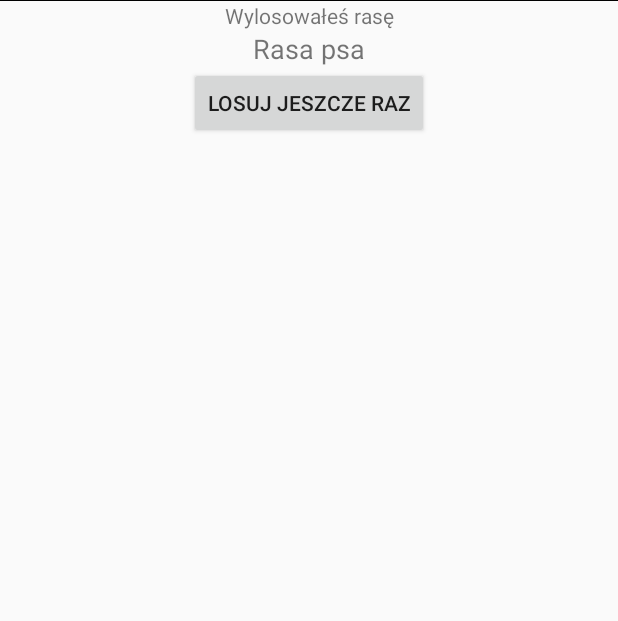
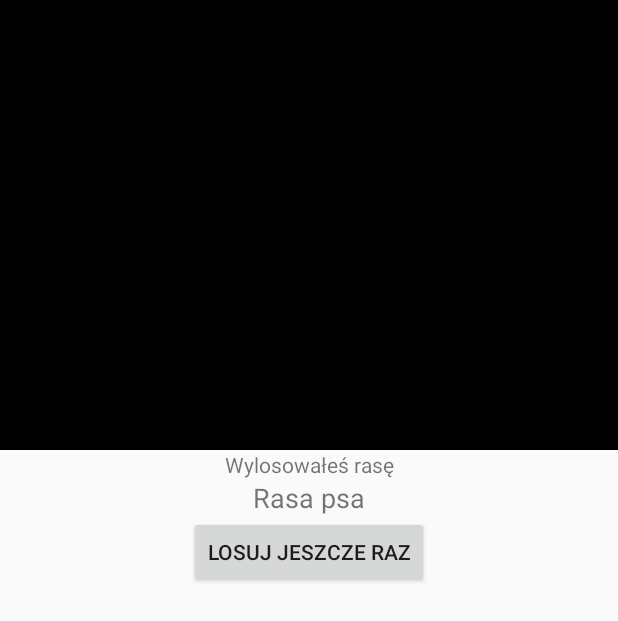
Before and after one commit to grobocop12/pazig_dog_app, an Android app: the layout activity_random_dog.xml on its own in the app's theme, with its tools: preview values and no code run, on a phone screen of 412 x 824 dp. Shown: the top 621 px of the screen. Run offline under Robolectric (Android 15) with nearby library versions, the phone set to English and light mode, and no system bars.

Commit message:
loading image from url

```diff
--- a/app/src/main/AndroidManifest.xml
+++ b/app/src/main/AndroidManifest.xml
@@ -1,6 +1,9 @@
 <?xml version="1.0" encoding="utf-8"?>
 <manifest xmlns:android="http://schemas.android.com/apk/res/android"
           package="com.grobocop.dogapp">
+
+    <uses-permission android:name="android.permission.INTERNET"/>
+    <uses-permission android:name="android.permission.READ_EXTERNAL_STORAGE"/>
 
     <application
             android:allowBackup="true"
--- a/app/src/main/res/layout/activity_random_dog.xml
+++ b/app/src/main/res/layout/activity_random_dog.xml
@@ -27,14 +27,14 @@
             android:layout_width="wrap_content"
             android:layout_height="wrap_content"
             app:layout_constraintStart_toStartOf="parent" app:layout_constraintEnd_toEndOf="parent"
-            android:id="@+id/textView7" app:layout_constraintTop_toBottomOf="@+id/imageView5"
+            android:id="@+id/textView7" app:layout_constraintTop_toBottomOf="@+id/dogImageView"
             app:layout_constraintHorizontal_bias="0.5" app:layout_constraintBottom_toTopOf="@+id/textView6"
             android:textAlignment="center"/>
     <ImageView
             android:layout_width="match_parent"
-            android:layout_height="match_parent" app:srcCompat="@android:color/black"
+            android:layout_height="300dp" app:srcCompat="@android:color/black"
             app:layout_constraintStart_toStartOf="parent"
-            app:layout_constraintEnd_toEndOf="parent" android:id="@+id/imageView5"
+            app:layout_constraintEnd_toEndOf="parent" android:id="@+id/dogImageView"
             app:layout_constraintTop_toTopOf="parent" app:layout_constraintHorizontal_bias="0.0"
             app:layout_constraintBottom_toTopOf="@+id/textView7"/>
 </android.support.constraint.ConstraintLayout>
```
Also changed, not shown: app/build.gradle (+9 -0 lines), app/src/main/java/com/grobocop/dogapp/RandomDogActivity.kt (+42 -0 lines).
